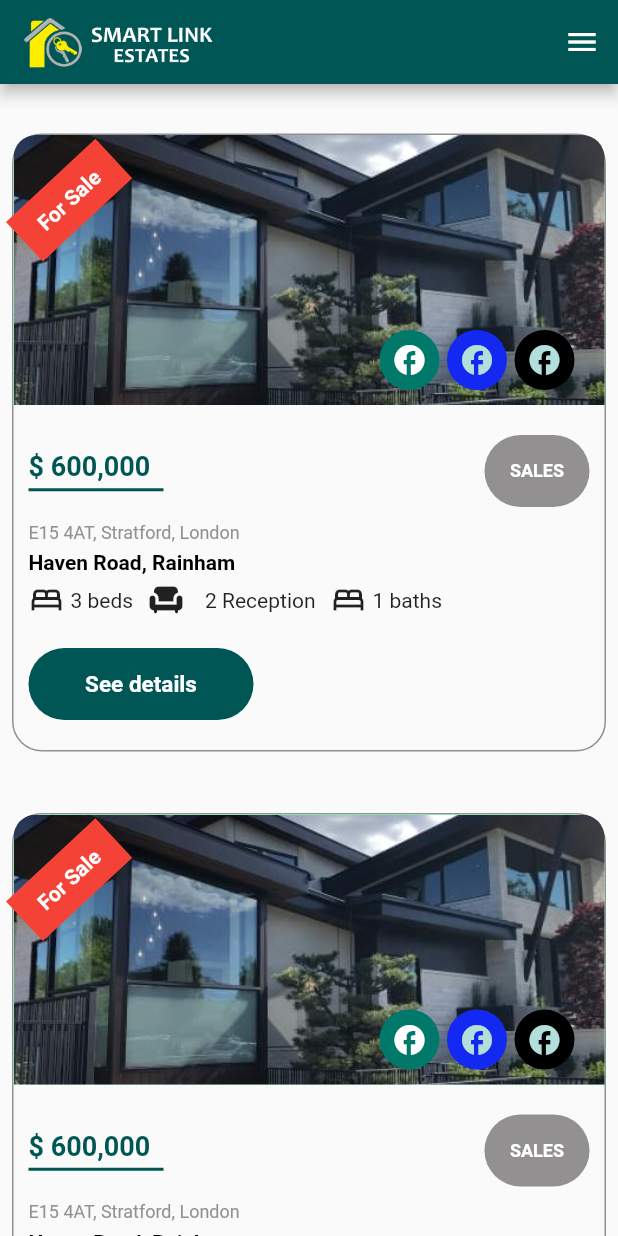
After one commit to ShaimPatel/LnadLoard, a Flutter app: the SalesPage screen opened directly, on a phone screen of 412 x 824 dp. The commit adds this screen. Run offline on Flutter 3.47's test engine with Material 2 defaults, Android fonts, the phone set to English and light mode, and no system bars; our stand-ins replace carousel_slider, flutter_rating_bar, fluttertoast, google_maps_flutter; missing offline and left inert: flutter_gif.

Commit message:
Sales Page done

```diff
--- a/lib/global/AppBar/drawer_widget.dart
+++ b/lib/global/AppBar/drawer_widget.dart
@@ -5,6 +5,7 @@ import 'package:landloard/res/colors/app_color.dart';
 import 'package:landloard/views/AboutUs%20Page/about_us_page.dart';
 import 'package:landloard/views/ContactUs%20Page/contact_us_page.dart';
 import 'package:landloard/views/HomePage/home_page.dart';
+import 'package:landloard/views/Properties%20Page/sales_page.dart';
 
 class CustomDrawerWidget extends StatelessWidget {
   const CustomDrawerWidget({super.key});
@@ -72,7 +73,8 @@ class CustomDrawerWidget extends StatelessWidget {
                     ListTile(
                       title: const Text('Sales'),
                       onTap: () {
-                        Navigator.pop(context);
+                        Navigator.of(context).pushReplacement(MaterialPageRoute(
+                            builder: (contex) => const SalesPage()));
                       },
                     ),
                     ListTile(
--- a/lib/views/HomePage/home_page.dart
+++ b/lib/views/HomePage/home_page.dart
@@ -161,7 +161,11 @@ class _HomePageState extends State<HomePage> {
                                   const SalesWidget(),
                                   // Content for Tab A2
                                   Container(
-                                    color: Colors.grey[300],
+                                    decoration: BoxDecoration(
+                                        color: Colors.grey[300],
+                                        borderRadius: const BorderRadius.only(
+                                            bottomLeft: Radius.circular(20),
+                                            bottomRight: Radius.circular(20))),
                                     child: const Center(
                                       child: Text('Connect for rent'),
                                     ),
@@ -257,10 +261,10 @@ class _HomePageState extends State<HomePage> {
                       style: TextStyle(
                         fontWeight: FontWeight.bold,
                         color: AppColor.greenColor,
-                        fontSize: 20,
+                        fontSize: 25,
                       ),
                     ),
-                    const SizedBox(height: 10),
+                    const SizedBox(height: 25),
                     CustomeDividerWidget(
                       height: 1,
                       color: AppColor.greyColor,
@@ -268,7 +272,7 @@ class _HomePageState extends State<HomePage> {
                       indent: 20,
                       endIndent: 20,
                     ),
-                    const SizedBox(height: 20),
+                    const SizedBox(height: 40),
                     //!
                     SizedBox(
                       height: 300,
--- /dev/null
+++ b/lib/views/Properties Page/sales_page.dart
@@ -0,0 +1,286 @@
+import 'package:flutter/material.dart';
+import 'package:flutter/rendering.dart';
+
+import '../../global/AppBar/drawer_widget.dart';
+import '../../global/Widgets/divider_widget.dart';
+import '../../res/assets/image_assets.dart';
+import '../../res/colors/app_color.dart';
+import '../../res/components/Constrians.dart';
+
+class SalesPage extends StatefulWidget {
+  const SalesPage({super.key});
+
+  @override
+  State<SalesPage> createState() => _SalesPageState();
+}
+
+class _SalesPageState extends State<SalesPage> {
+  final ScrollController _scrollController = ScrollController();
+  bool _isVisible = false;
+
+  @override
+  void initState() {
+    super.initState();
+    _scrollController.addListener(() {
+      if (_scrollController.position.userScrollDirection ==
+          ScrollDirection.reverse) {
+        setState(() {
+          _isVisible = true;
+        });
+      } else if (_scrollController.position.userScrollDirection ==
+          ScrollDirection.forward) {
+        setState(() {
+          _isVisible = false;
+        });
+      }
+    });
+  }
+
+  void scrollTo() {
+    _scrollController.animateTo(0.0,
+        duration: const Duration(milliseconds: 300), curve: Curves.bounceInOut);
+  }
+
+  @override
+  Widget build(BuildContext context) {
+    return Scaffold(
+      appBar: AppBar(
+        title: const Image(
+          image: AssetImage(
+            ImageAssets.smartlink,
+          ),
+          height: 160,
+          width: 160,
+        ),
+      ),
+      endDrawer: const CustomDrawerWidget(),
+      floatingActionButton: _isVisible
+          ? FloatingActionButton(
+              onPressed: scrollTo,
+              child: const Icon(Icons.arrow_upward),
+            )
+          : null,
+      body: SizedBox(
+        height: MediaQuery.of(context).size.height * 1,
+        width: double.maxFinite,
+        child: ListView.builder(
+          physics: const BouncingScrollPhysics(),
+          scrollDirection: Axis.vertical,
+          itemCount: 3,
+          itemBuilder: (context, index) {
+            return Column(
+              children: [
+                const SizedBox(height: 25),
+                Padding(
+                  padding: const EdgeInsets.all(8.0),
+                  child: Container(
+                    width: MediaQuery.of(context).size.width * 1,
+                    decoration: BoxDecoration(
+                        borderRadius: BorderRadius.circular(20),
+                        border: Border.all(
+                          color: AppColor.greyColor,
+                        )),
+                    // color: Colors.green,
+                    child: Column(
+                      crossAxisAlignment: CrossAxisAlignment.start,
+                      children: [
+                        Stack(
+                          fit: StackFit.loose,
+                          children: [
+                            Container(
+                              height: 180,
+                              width: double.maxFinite,
+                              decoration: const BoxDecoration(
+                                  color: Colors.greenAccent,
+                                  borderRadius: BorderRadius.only(
+                                      topLeft: Radius.circular(20),
+                                      topRight: Radius.circular(20))),
+                              child: const ClipRRect(
+                                borderRadius: BorderRadius.only(
+                                    topLeft: Radius.circular(15),
+                                    topRight: Radius.circular(15)),
+                                child: Image(
+                                  image: AssetImage(ImageAssets.img2),
+                                  fit: BoxFit.cover,
+                                ),
+                              ),
+                            ),
+                            Positioned(
+                                left: 10, // Adjust the left position as needed
+                                top: 20, // Adjust the top position as needed
+                                child: Transform.rotate(
+                                  angle:
+                                      -0.75, // Adjust the rotation angle as needed
+                                  child: Padding(
+                                    padding: const EdgeInsets.only(bottom: 40),
+                                    child: Container(
+                                      decoration: const BoxDecoration(
+                                        color: Colors.red,
+                                      ),
+                                      padding: const EdgeInsets.symmetric(
+                                          horizontal: 15, vertical: 10),
+                                      child: const Center(
+                                        child: Text(
+                                          'For Sale',
+                                          style: TextStyle(
+                                            color: Colors.white,
+                                            fontWeight: FontWeight.bold,
+                                          ),
+                                        ),
+                                      ),
+                                    ),
+                                  ),
+                                )),
+
+                            //! Icons
+                            Positioned(
+                                bottom: 10,
+                                right: 20,
+                                child: Row(
+                                  children: const [
+                                    CircleAvatar(
+                                      child: Icon(
+                                        Icons.facebook,
+                                      ),
+                                    ),
+                                    SizedBox(width: 5),
+                                    CircleAvatar(
+                                      backgroundColor: AppColor.blueColor,
+                                      child: Icon(
+                                        Icons.facebook,
+                                      ),
+                                    ),
+                                    SizedBox(width: 5),
+                                    CircleAvatar(
+                                      backgroundColor: AppColor.blackColor,
+                                      child: Icon(
+                                        Icons.facebook,
+                                      ),
+                                    )
+                                  ],
+                                ))
+                          ],
+                        ),
+                        const SizedBox(height: 20),
+
+                        //!
+                        Padding(
+                          padding: const EdgeInsets.symmetric(horizontal: 10),
+                          child: Row(
+                            mainAxisAlignment: MainAxisAlignment.spaceBetween,
+                            children: [
+                              Column(
+                                crossAxisAlignment: CrossAxisAlignment.start,
+                                children: [
+                                  const Text(
+                                    '\$ 600,000',
+                                    style: TextStyle(
+                                        fontSize: 18,
+                                        fontWeight: FontWeight.bold,
+                                        color: AppColor.greenColor),
+                                  ),
+                                  CustomeDividerWidget(
+                                    thickness: 3,
+                                    color: AppColor.blackColor,
+                                    height: 4,
+                                    endIndent: 10,
+                                    indent: 10,
+                                  ),
+                                  Container(
+                                    height: 2,
+                                    width: 90,
+                                    decoration: const BoxDecoration(
+                                      color: AppColor.greenColor,
+                                    ),
+                                  )
+                                ],
+                              ),
+                              Elevated_Button(
+                                "sales".toUpperCase(),
+                                () => null,
+                                70.0,
+                                12,
+                                AppColor.whiteColor,
+                                AppColor.greyColor,
+                                25,
+                              ),
+                            ],
+                          ),
+                        ),
+
+                        const Padding(
+                          padding: EdgeInsets.only(left: 10, top: 10),
+                          child: Text(
+                            'E15 4AT, Stratford, London',
+                            maxLines: 2,
+                            overflow: TextOverflow.ellipsis,
+                            style: TextStyle(
+                                fontSize: 12,
+                                fontWeight: FontWeight.w400,
+                                color: AppColor.greyColor),
+                          ),
+                        ),
+                        const Padding(
+                          padding: EdgeInsets.only(left: 10, top: 5),
+                          child: Text(
+                            'Haven Road, Rainham',
+                            maxLines: 2,
+                            overflow: TextOverflow.ellipsis,
+                            style: TextStyle(
+                                fontSize: 14,
+                                fontWeight: FontWeight.bold,
+                                color: AppColor.blackColor),
+                          ),
+                        ),
+
+                        //! Three
+                        Padding(
+                          padding: const EdgeInsets.only(left: 10, top: 5),
+                          child: SingleChildScrollView(
+                            scrollDirection: Axis.horizontal,
+                            child: Row(
+                              children: const [
+                                Icon(Icons.bed_outlined),
+                                SizedBox(width: 4),
+                                Text("3 beds"),
+                                SizedBox(width: 10),
+                                Icon(Icons.chair),
+                                SizedBox(width: 4),
+                                SizedBox(width: 10),
+                                Text("2 Reception"),
+                                SizedBox(width: 10),
+                                Icon(Icons.bed_outlined),
+                                SizedBox(width: 4),
+                                Text("1 baths")
+                              ],
+                            ),
+                          ),
+                        ),
+                        const SizedBox(height: 20),
+                        //!
+                        Padding(
+                          padding: const EdgeInsets.only(left: 10.0),
+                          child: Elevated_Button(
+                            "See details",
+                            () => null,
+                            150.0,
+                            15,
+                            AppColor.whiteColor,
+                            AppColor.greenColor,
+                            25,
+                          ),
+                        ),
+                        const SizedBox(height: 20),
+                      ],
+                    ),
+                    //!
+                  ),
+                ),
+              ],
+            );
+          },
+        ),
+      ),
+    );
+  }
+}
```
